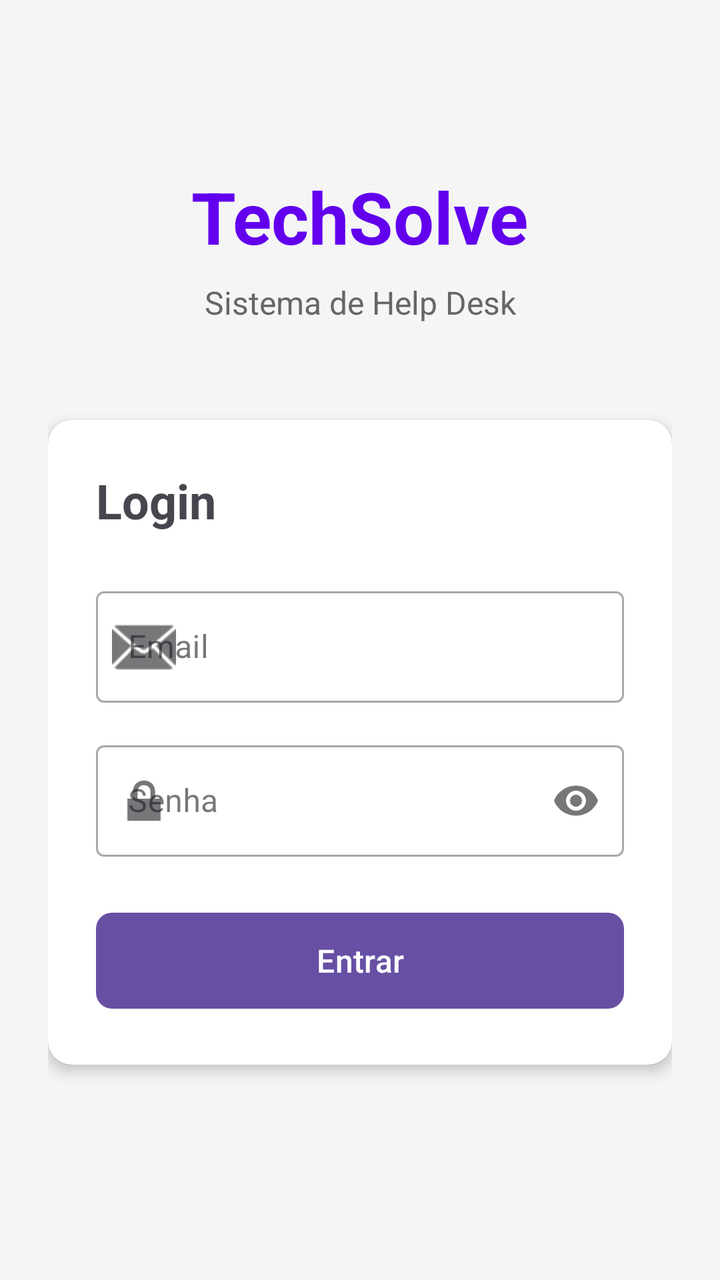
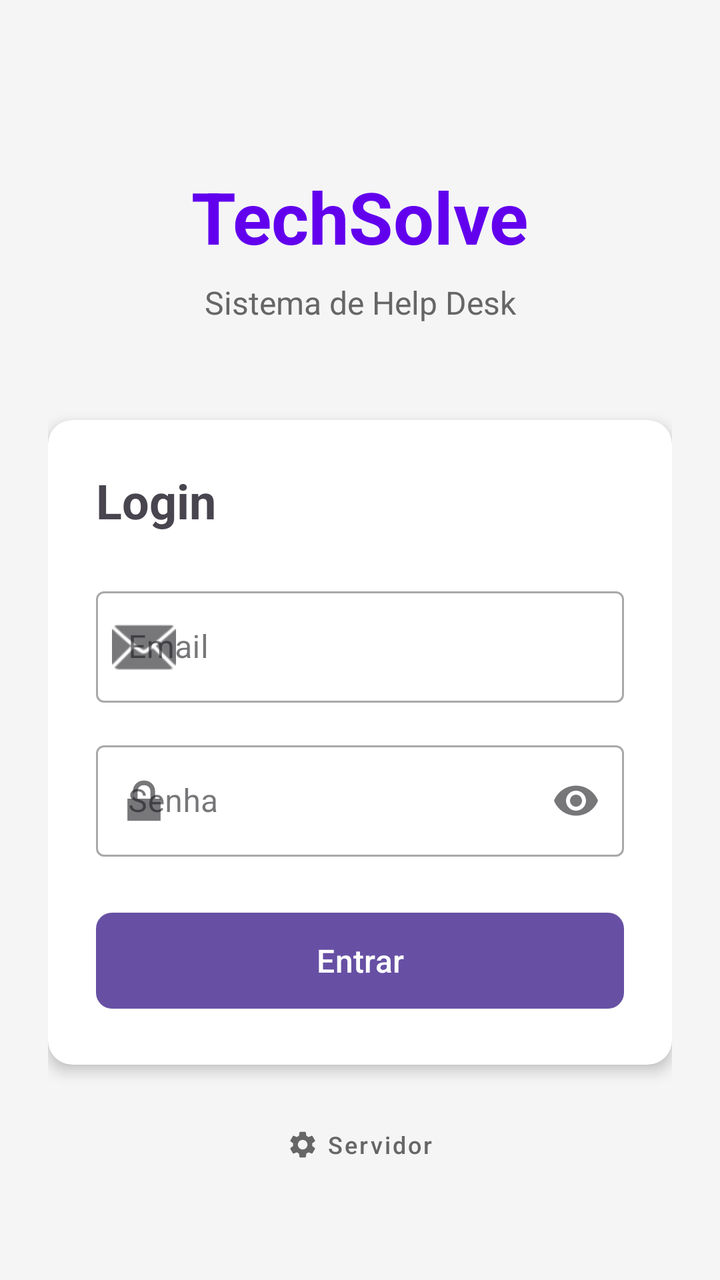

An Android layout rendered at two revisions. The XML below is the earlier revision; the diff shows what the commit changed to produce the second picture.
<!-- AndroidManifest.xml: application theme Theme.TechSolve -->
<!-- res/layout/activity_login.xml -->
<?xml version="1.0" encoding="utf-8"?>
<ScrollView xmlns:android="http://schemas.android.com/apk/res/android"
    xmlns:app="http://schemas.android.com/apk/res-auto"
    android:layout_width="match_parent"
    android:layout_height="match_parent"
    android:fillViewport="true"
    android:background="#F5F5F5">

    <androidx.constraintlayout.widget.ConstraintLayout
        android:layout_width="match_parent"
        android:layout_height="wrap_content"
        android:padding="24dp">

        
        <TextView
            android:id="@+id/tvAppName"
            android:layout_width="wrap_content"
            android:layout_height="wrap_content"
            android:text="TechSolve"
            android:textSize="36sp"
            android:textStyle="bold"
            android:textColor="@color/design_default_color_primary"
            app:layout_constraintTop_toTopOf="parent"
            app:layout_constraintStart_toStartOf="parent"
            app:layout_constraintEnd_toEndOf="parent"
            android:layout_marginTop="60dp" />

        <TextView
            android:id="@+id/tvSubtitle"
            android:layout_width="wrap_content"
            android:layout_height="wrap_content"
            android:text="Sistema de Help Desk"
            android:textSize="16sp"
            android:textColor="#666666"
            app:layout_constraintTop_toBottomOf="@id/tvAppName"
            app:layout_constraintStart_toStartOf="parent"
            app:layout_constraintEnd_toEndOf="parent"
            android:layout_marginTop="8dp" />

        
        <androidx.cardview.widget.CardView
            android:id="@+id/cardLogin"
            android:layout_width="0dp"
            android:layout_height="wrap_content"
            app:cardCornerRadius="12dp"
            app:cardElevation="4dp"
            app:layout_constraintTop_toBottomOf="@id/tvSubtitle"
            app:layout_constraintStart_toStartOf="parent"
            app:layout_constraintEnd_toEndOf="parent"
            android:layout_marginTop="48dp">

            <LinearLayout
                android:layout_width="match_parent"
                android:layout_height="wrap_content"
                android:orientation="vertical"
                android:padding="24dp">

                <TextView
                    android:layout_width="wrap_content"
                    android:layout_height="wrap_content"
                    android:text="Login"
                    android:textSize="24sp"
                    android:textStyle="bold"
                    android:layout_marginBottom="24dp" />

                <com.google.android.material.textfield.TextInputLayout
                    android:id="@+id/tilEmail"
                    android:layout_width="match_parent"
                    android:layout_height="wrap_content"
                    android:hint="Email"
                    app:startIconDrawable="@android:drawable/ic_dialog_email"
                    style="@style/Widget.MaterialComponents.TextInputLayout.OutlinedBox">

                    <com.google.android.material.textfield.TextInputEditText
                        android:id="@+id/etEmail"
                        android:layout_width="match_parent"
                        android:layout_height="wrap_content"
                        android:inputType="textEmailAddress" />
                </com.google.android.material.textfield.TextInputLayout>

                <com.google.android.material.textfield.TextInputLayout
                    android:id="@+id/tilSenha"
                    android:layout_width="match_parent"
                    android:layout_height="wrap_content"
                    android:hint="Senha"
                    app:startIconDrawable="@android:drawable/ic_lock_lock"
                    app:endIconMode="password_toggle"
                    style="@style/Widget.MaterialComponents.TextInputLayout.OutlinedBox"
                    android:layout_marginTop="16dp">

                    <com.google.android.material.textfield.TextInputEditText
                        android:id="@+id/etSenha"
                        android:layout_width="match_parent"
                        android:layout_height="wrap_content"
                        android:inputType="textPassword" />
                </com.google.android.material.textfield.TextInputLayout>

                <com.google.android.material.button.MaterialButton
                    android:id="@+id/btnLogin"
                    android:layout_width="match_parent"
                    android:layout_height="56dp"
                    android:text="Entrar"
                    android:textSize="16sp"
                    app:cornerRadius="8dp"
                    android:layout_marginTop="24dp" />

                <ProgressBar
                    android:id="@+id/progressBar"
                    android:layout_width="wrap_content"
                    android:layout_height="wrap_content"
                    android:layout_gravity="center"
                    android:layout_marginTop="16dp"
                    android:visibility="gone" />

            </LinearLayout>
        </androidx.cardview.widget.CardView>

    </androidx.constraintlayout.widget.ConstraintLayout>
</ScrollView>
<!-- resources referenced by this layout -->
<resources>
  <style name="Theme.TechSolve" parent="Base.Theme.TechSolve" />
  <style name="Base.Theme.TechSolve" parent="Theme.Material3.DayNight.NoActionBar">
          
          
      </style>
</resources>

<!-- the commit's change to res/layout/activity_login.xml (unified diff, before → after) -->
@@ -115,5 +115,24 @@
             </LinearLayout>
         </androidx.cardview.widget.CardView>
 
+        
+        <com.google.android.material.button.MaterialButton
+            android:id="@+id/btnServidor"
+            android:layout_width="wrap_content"
+            android:layout_height="wrap_content"
+            android:text="Servidor"
+            android:textSize="12sp"
+            android:textColor="#666666"
+            android:textAllCaps="false"
+            app:icon="@drawable/ic_engrenagem"
+            app:iconSize="16dp"
+            app:iconTint="#666666"
+            app:iconGravity="textStart"
+            style="@style/Widget.MaterialComponents.Button.TextButton"
+            app:layout_constraintTop_toBottomOf="@id/cardLogin"
+            app:layout_constraintStart_toStartOf="parent"
+            app:layout_constraintEnd_toEndOf="parent"
+            android:layout_marginTop="16dp" />
+
     </androidx.constraintlayout.widget.ConstraintLayout>
 </ScrollView>
<!-- resource entries referenced after the edit -->
@@ -1,5 +1,15 @@
 <!-- resources referenced by this layout -->
 <resources>
+  <!-- drawable ic_engrenagem (drawable) -->
+  <vector xmlns:android="http://schemas.android.com/apk/res/android"
+      android:width="24dp"
+      android:height="24dp"
+      android:viewportWidth="24"
+      android:viewportHeight="24">
+      <path
+          android:fillColor="#666666"
+          android:pathData="M19.14,12.94c0.04,-0.3 0.06,-0.61 0.06,-0.94c0,-0.32 -0.02,-0.64 -0.07,-0.94l2.03,-1.58c0.18,-0.14 0.23,-0.41 0.12,-0.61l-1.92,-3.32c-0.12,-0.22 -0.37,-0.29 -0.59,-0.22l-2.39,0.96c-0.5,-0.38 -1.03,-0.7 -1.62,-0.94L14.4,2.81c-0.04,-0.24 -0.24,-0.41 -0.48,-0.41h-3.84c-0.24,0 -0.43,0.17 -0.47,0.41L9.25,5.35C8.66,5.59 8.12,5.92 7.63,6.29L5.24,5.33c-0.22,-0.08 -0.47,0 -0.59,0.22L2.74,8.87C2.62,9.08 2.66,9.34 2.86,9.48l2.03,1.58C4.84,11.36 4.8,11.69 4.8,12s0.02,0.64 0.07,0.94l-2.03,1.58c-0.18,0.14 -0.23,0.41 -0.12,0.61l1.92,3.32c0.12,0.22 0.37,0.29 0.59,0.22l2.39,-0.96c0.5,0.38 1.03,0.7 1.62,0.94l0.36,2.54c0.05,0.24 0.24,0.41 0.48,0.41h3.84c0.24,0 0.44,-0.17 0.47,-0.41l0.36,-2.54c0.59,-0.24 1.13,-0.56 1.62,-0.94l2.39,0.96c0.22,0.08 0.47,0 0.59,-0.22l1.92,-3.32c0.12,-0.22 0.07,-0.47 -0.12,-0.61L19.14,12.94zM12,15.6c-1.98,0 -3.6,-1.62 -3.6,-3.6s1.62,-3.6 3.6,-3.6s3.6,1.62 3.6,3.6S13.98,15.6 12,15.6z" />
+  </vector>
   <style name="Theme.TechSolve" parent="Base.Theme.TechSolve" />
   <style name="Base.Theme.TechSolve" parent="Theme.Material3.DayNight.NoActionBar">
           
